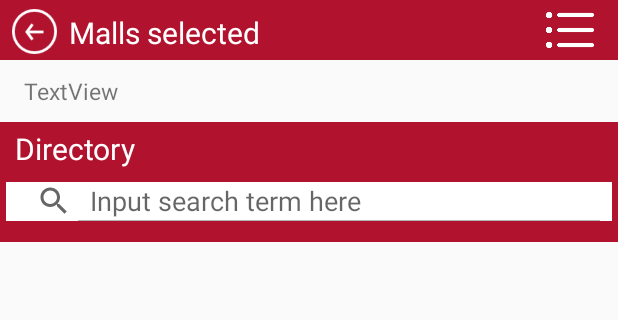
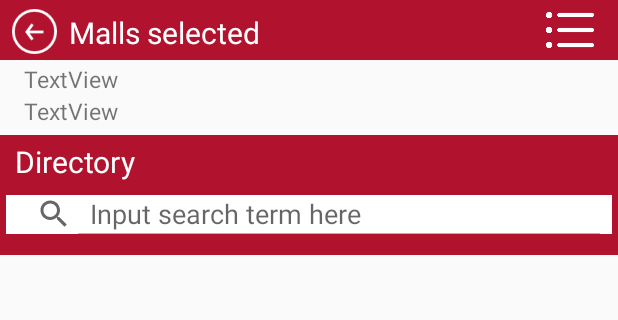
Before and after one commit to jhocx/directus, an Android app: the layout activity_directory.xml on its own in the app's theme, with its tools: preview values and no code run, on a phone screen of 412 x 824 dp, the part 93-413 px from its top. Run offline under Robolectric (Android 15) with nearby library versions, the phone set to English and light mode, and no system bars.

Commit message:
DirectoryActivity - textviews updated
done 29 Jul.

```diff
--- a/app/src/main/java/com/example/jhocx/directus/FilterActivity.java
+++ b/app/src/main/java/com/example/jhocx/directus/FilterActivity.java
@@ -5,6 +5,7 @@ import android.content.Intent;
 import android.support.v7.app.AlertDialog;
 import android.support.v7.app.AppCompatActivity;
 import android.os.Bundle;
+import android.view.LayoutInflater;
 import android.view.View;
 import android.widget.CheckBox;
 import android.widget.TextView;
@@ -213,7 +214,9 @@ public class FilterActivity extends AppCompatActivity {
 
     public void openInformation(View v) {
         AlertDialog.Builder mBuilder = new AlertDialog.Builder(FilterActivity.this);
-        mBuilder.setTitle("Category Information");
+        LayoutInflater factory = LayoutInflater.from(FilterActivity.this);
+        final View view = factory.inflate(R.layout.imageview, null);
+        mBuilder.setView(view);
         mBuilder.setCancelable(false);
         mBuilder.setPositiveButton("Ok", new DialogInterface.OnClickListener() {
             @Override
--- a/app/src/main/res/layout/activity_directory.xml
+++ b/app/src/main/res/layout/activity_directory.xml
@@ -68,14 +68,14 @@ tools:context=".DirectoryActivity">
         android:id="@+id/directoryHeader"
         android:layout_width="0dp"
         android:layout_height="80dp"
-        android:layout_marginTop="10dp"
+        android:layout_marginTop="5dp"
         android:background="@color/directUs_red"
         android:minHeight="?attr/actionBarSize"
         android:theme="?attr/actionBarTheme"
         app:layout_constraintEnd_toEndOf="parent"
         app:layout_constraintHorizontal_bias="1.0"
         app:layout_constraintStart_toStartOf="parent"
-        app:layout_constraintTop_toBottomOf="@+id/categoriesSelected" />
+        app:layout_constraintTop_toBottomOf="@+id/categoriesSelect" />
 
     <TextView
         android:id="@+id/directory"
@@ -129,15 +129,25 @@ tools:context=".DirectoryActivity">
         app:srcCompat="@drawable/filter" />
 
     <TextView
-        android:id="@+id/categoriesSelected"
+        android:id="@+id/mallsSelect"
         android:layout_width="wrap_content"
         android:layout_height="wrap_content"
         android:layout_marginStart="16dp"
-        android:layout_marginTop="10dp"
+        android:layout_marginTop="2dp"
         android:text="TextView"
         android:textSize="15sp"
         app:layout_constraintStart_toStartOf="parent"
         app:layout_constraintTop_toBottomOf="@+id/tbHeader" />
+
+    <TextView
+        android:id="@+id/categoriesSelect"
+        android:layout_width="wrap_content"
+        android:layout_height="wrap_content"
+        android:layout_marginStart="16dp"
+        android:text="TextView"
+        android:textSize="15sp"
+        app:layout_constraintStart_toStartOf="parent"
+        app:layout_constraintTop_toBottomOf="@+id/mallsSelect" />
 
     <ListView
         android:id="@+id/shopListView"
```
Also changed, not shown: app/src/main/java/com/example/jhocx/directus/DirectoryActivity.java (+21 -16 lines), app/src/main/java/com/example/jhocx/directus/MainActivity.java (+20 -2 lines), app/src/main/res/layout/imageview.xml (added, +15 -0 lines).
